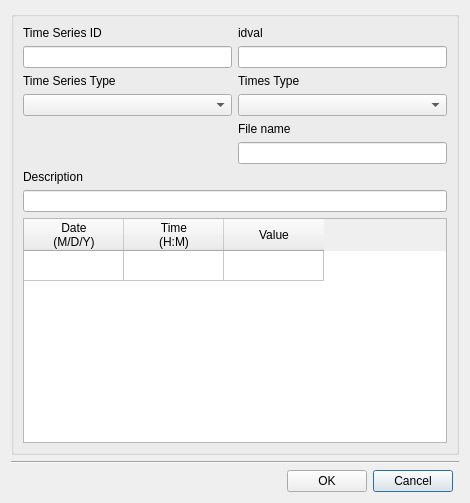
Old version of the form core/ui/toolbars/main/nonvisual_timeseries.ui in the repository ibergis/ibergis_qgis_plugin.
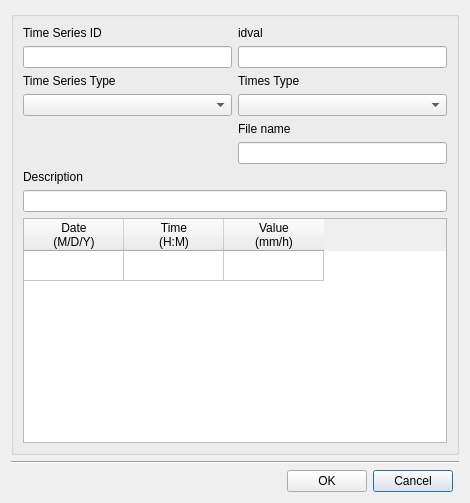
New version of the form.

Commit message: feat(nonvisual): add units on value column for timeseries

Patch:
```diff
--- a/core/ui/toolbars/main/nonvisual_timeseries.ui
+++ b/core/ui/toolbars/main/nonvisual_timeseries.ui
@@ -179,7 +179,8 @@
           </column>
           <column>
            <property name="text">
-            <string>Value</string>
+            <string>Value
+(mm/h)</string>
            </property>
           </column>
          </widget>
```
The commit also changes 1 other file.
